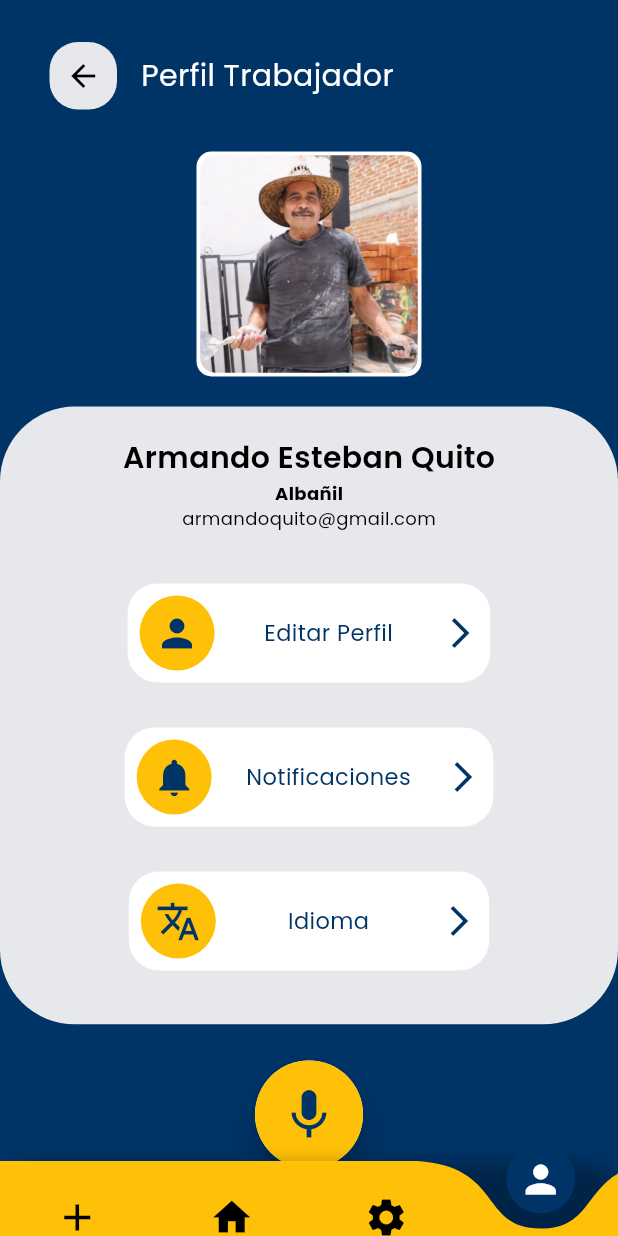
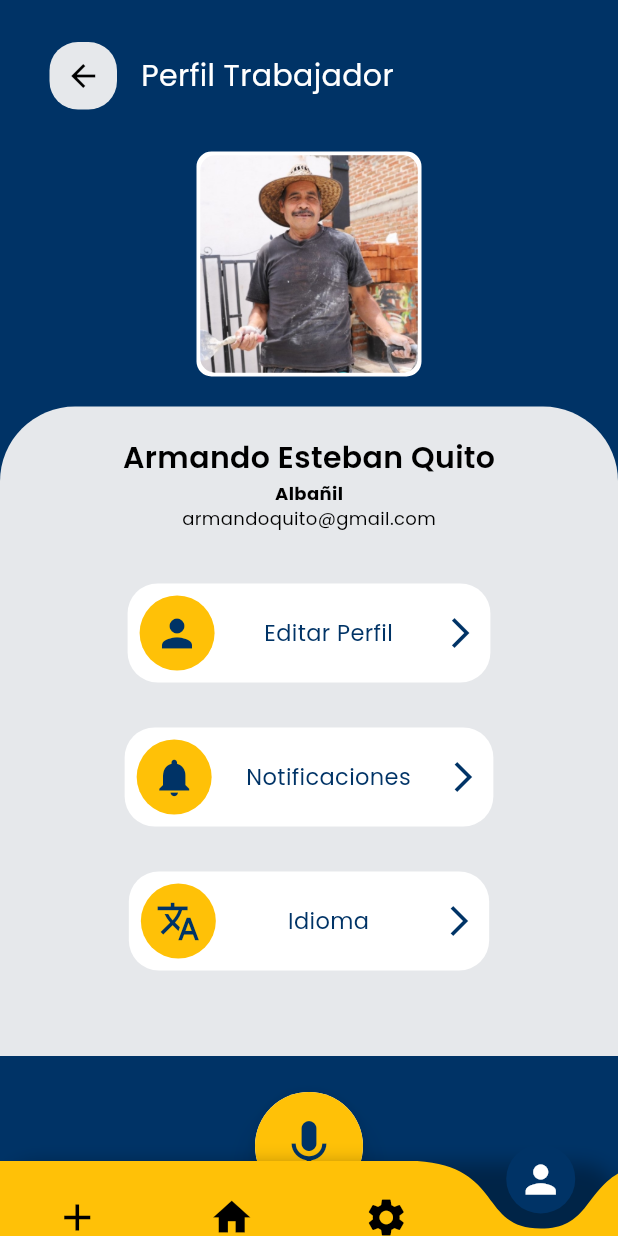
Before and after one commit to DerasChris/JobGenius, a Flutter app: the NavigationSolicitantes screen opened directly, item 4 of the bottom bar chosen, on a phone screen of 412 x 824 dp. Run offline on Flutter 3.47's test engine with Material 3 defaults, Android fonts, the phone set to English and light mode, and no system bars; drawn by our look-alikes of avatar_glow, curved_navigation_bar; our stand-ins replace firebase_auth, firebase_core, firebase_storage, flutter_svg, google_fonts, image_picker and 2 more; missing offline and left inert: filter_list, simple_animation_transition; accounts and stored records are empty.

Commit message:
acceso a usuario trabajador y edición de sus vistas

```diff
--- a/lib/APISERVICE/trabajador/service.dart
+++ b/lib/APISERVICE/trabajador/service.dart
@@ -23,7 +23,6 @@ Future<String> createPost(Post post) async {
   }
 }
 
-
 Future<List<Post>> getSolicitudes(String id) async {
   final response = await http.get(
     Uri.parse('$solicitudesuser/$id'),
--- a/lib/frontendSolicitantes/WorkHistoryScreen.dart
+++ b/lib/frontendSolicitantes/WorkHistoryScreen.dart
@@ -4,7 +4,7 @@ import 'package:jobjenius/extensions/SafeNavigationExtension.dart';
 import 'package:jobjenius/theme/app_color.dart';
 
 class WorkHistoryView extends StatelessWidget {
-  const WorkHistoryView({Key? key}) : super(key: key);
+  const WorkHistoryView({super.key});
 
   @override
   Widget build(BuildContext context) {
@@ -72,7 +72,8 @@ class WorkHistoryView extends StatelessWidget {
     bool isFirst = false,
     bool isLast = false,
   }) {
-    return IntrinsicHeight(
+    return SizedBox(
+      child: IntrinsicHeight(
         child: Row(
           crossAxisAlignment: CrossAxisAlignment.start,
           children: [
@@ -149,6 +150,7 @@ class WorkHistoryView extends StatelessWidget {
             ),
           ],
         ),
+      ),
     );
   }
 }
--- a/lib/frontendSolicitantes/feedTrabajos.dart
+++ b/lib/frontendSolicitantes/feedTrabajos.dart
@@ -139,6 +139,8 @@ class _PaginaDeTrabajosState extends State<PaginaDeTrabajos> {
           Expanded(
             child: Container(
               color: appColor.fondo,
+              child: Padding(
+                padding: const EdgeInsets.symmetric(horizontal: 16.0),
                 child: ListView.builder(
                   itemCount: trabajosFiltrados.length,
                   itemBuilder: (context, index) {
@@ -146,6 +148,9 @@ class _PaginaDeTrabajosState extends State<PaginaDeTrabajos> {
                     return Card(
                       color: appColor.azul,
                       margin: const EdgeInsets.only(bottom: 16),
+                      shape: RoundedRectangleBorder(
+                        borderRadius: BorderRadius.circular(20.0),
+                      ),
                       child: Padding(
                         padding: const EdgeInsets.all(16.0),
                         child: Column(
@@ -183,6 +188,7 @@ class _PaginaDeTrabajosState extends State<PaginaDeTrabajos> {
                 ),
               ),
             ),
+          ),
         ],
       ),
     );
--- a/lib/frontendSolicitantes/navegacionSolicitantes.dart
+++ b/lib/frontendSolicitantes/navegacionSolicitantes.dart
@@ -19,10 +19,9 @@ class NavigationSolicitantes extends StatefulWidget {
 }
 
 
-
 class _NavigationState extends State<NavigationSolicitantes> {
   final navigationKey = GlobalKey<CurvedNavigationBarState>();
-  int index =2;
+  int index =1;
 
   final Screens = [
     PantallaDeVoz(),
--- a/lib/frontendSolicitantes/perfilTrabajador.dart
+++ b/lib/frontendSolicitantes/perfilTrabajador.dart
@@ -29,8 +29,9 @@ class _perfilTrabajador extends State<perfilTrabajador>{
         body: Column(
           children: [
             Flexible(
-              child: SingleChildScrollView(
-                  child: Column(
+              child: ListView(
+                  children: [
+                    Column(
                         children: [
                           Padding(
                             padding: const EdgeInsets.only(top: 20, left: 25, right: 25),
@@ -92,9 +93,12 @@ class _perfilTrabajador extends State<perfilTrabajador>{
                           Container(
                               decoration: const BoxDecoration(
                                 color: Color(0xF2F2F2F2),
-                              borderRadius: BorderRadius.all(Radius.circular(50))
+                                borderRadius: const BorderRadius.only(
+                                  topLeft: Radius.circular(50.0),
+                                  topRight: Radius.circular(50.0),
                                 ),
-                            height: MediaQuery.of(context).size.height*0.5,
+                              ),
+                              height: MediaQuery.of(context).size.height*0.55,
                               child: Padding(
                                 padding: const EdgeInsets.only(bottom: 30, left: 20, right: 20),
                                 child: Column(
@@ -285,6 +289,7 @@ class _perfilTrabajador extends State<perfilTrabajador>{
                           ),
                         ],
                     ),
+                  ],
                 ),
             ),
             Container(
--- a/lib/frontendSolicitantes/startpage.dart
+++ b/lib/frontendSolicitantes/startpage.dart
@@ -11,8 +11,8 @@ Future<void> main() async {
 }
  */
 
-class Main extends StatelessWidget {
-  const Main({super.key});
+class TrabajadoresLog extends StatelessWidget {
+  const TrabajadoresLog({super.key});
 
   @override
   Widget build(BuildContext context) {
```
Also changed, not shown: lib/APISERVICE/trabajador/usuario_service.dart (+26 -0 lines), lib/main.dart (+54 -7 lines). Lines whose indentation alone changed are shown as unchanged.
